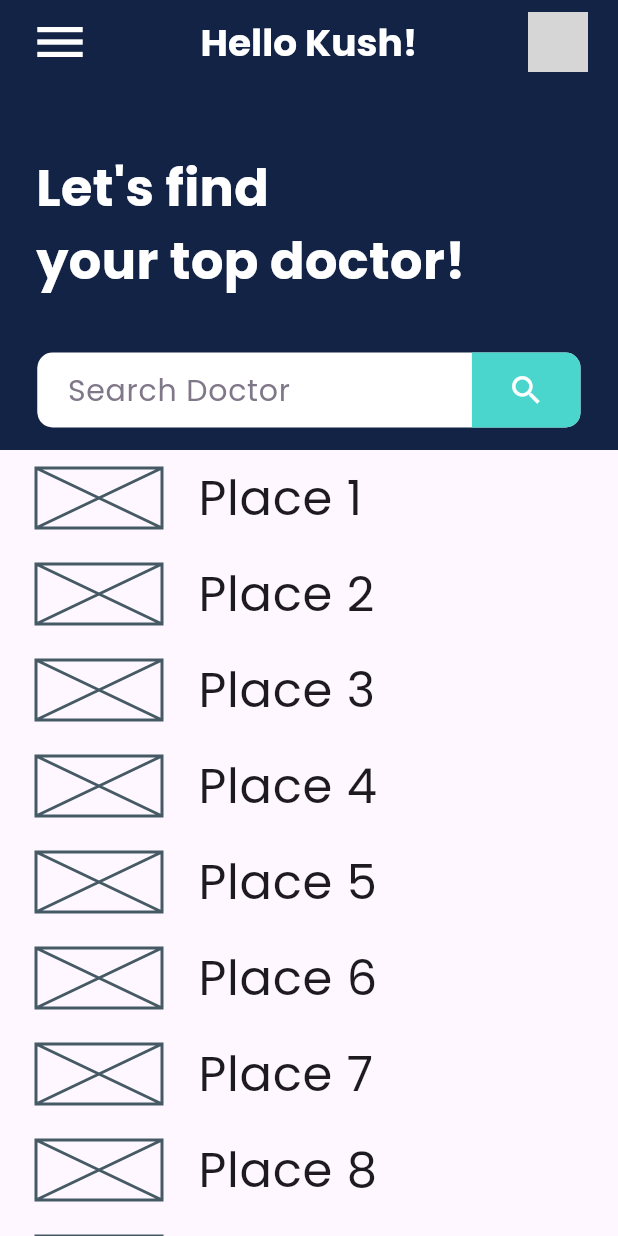
After one commit to Kushagr789/DermAid, a Flutter app: the DoctorSearch screen opened directly, on a phone screen of 412 x 824 dp. The commit adds this screen. Run offline on Flutter 3.47's test engine with Material 3 defaults, Android fonts, the phone set to English and light mode, and no system bars; our stand-ins replace google_fonts, shared_preferences, table_calendar; accounts and stored records are empty; network calls fail; grey boxes are pictures that could not be loaded.

Commit message:
Patient:Doctor Search added with Custom scrollview

```diff
--- /dev/null
+++ b/lib/Screens/DoctorSearch.dart
@@ -0,0 +1,161 @@
+import 'package:flutter/material.dart';
+
+class DoctorSearch extends StatefulWidget {
+  const DoctorSearch({super.key});
+
+  @override
+  State<DoctorSearch> createState() => _DoctorSearchState();
+}
+
+class _DoctorSearchState extends State<DoctorSearch> {
+  @override
+  Widget build(BuildContext context) {
+    return Scaffold(
+      body: CustomScrollView(
+
+        slivers: [
+          SliverAppBar(
+            leadingWidth: 80,
+            leading: IconButton(onPressed: (){},
+                icon: Icon(Icons.menu,color: Colors.white,size: 40,)
+            ),
+            centerTitle: true,
+            title: Text(
+              "Hello Kush!",
+              style: TextStyle(
+                fontSize: 25,
+                fontWeight: FontWeight.bold,
+                color: Colors.white
+              ),
+            ),
+            actions: [
+              Container(
+                margin: EdgeInsets.only(right: 20),
+                child: CircleAvatar(
+                    backgroundImage: NetworkImage('https://encrypted-tbn0.gstatic.com/images?q=tbn:ANd9GcTIapXoWZ5z2gQlp9969vhAzkddlJCjxUVvLg&usqp=CAU',)
+                ),
+              )
+            ],
+            expandedHeight: 300,
+            pinned: true,
+            backgroundColor: Color.fromRGBO(19, 35, 70, 1),
+            bottom: PreferredSize(
+              preferredSize: Size.fromHeight(60),
+              child: Container(
+                width: double.maxFinite,
+                height: 50,
+                decoration: BoxDecoration(
+                  color: Colors.white,
+                  borderRadius: BorderRadius.circular(10)
+                ),
+                margin: EdgeInsets.only(left: 25,right: 25,bottom: 15,top: 15),
+                child: Row(
+                  children: [
+                    Expanded(
+                      child: Container(
+                        decoration: BoxDecoration(
+                            color: Colors.white,
+                            borderRadius: BorderRadius.only(topLeft: Radius.circular(10),bottomLeft: Radius.circular(10))
+                        ),
+                        padding: EdgeInsets.symmetric(vertical: 0,horizontal: 20),
+
+                          child: TextField(
+                            style: TextStyle(
+                              fontSize: 20,
+                              color: Color.fromRGBO(128, 119, 137, 1)
+                            ),
+                            decoration: InputDecoration(
+
+                              hintText: "Search Doctor",
+                                border: InputBorder.none,
+
+                              hintStyle: TextStyle(
+                                color: Color.fromRGBO(128, 119, 137, 1),
+                              )
+                            ),
+
+                        ),
+                      ),
+                      flex: 8,
+                    ),
+                    Expanded(
+                      child: Container(
+                        decoration: BoxDecoration(
+                            color: Color.fromRGBO(74, 213, 205, 1),
+                            borderRadius: BorderRadius.only(topRight: Radius.circular(10),bottomRight: Radius.circular(10))
+                        ),
+                        child: Center(
+                          child: Icon(
+                            Icons.search,
+                            color: Colors.white,
+                            size: 25,
+                          ),
+                        ),
+                      ),
+                      flex: 2,
+                    )
+                  ],
+
+                ),
+              ),
+            ),
+            flexibleSpace: FlexibleSpaceBar(
+
+              background: Stack(
+                fit: StackFit.expand,
+                children: <Widget>[
+                  Container(
+                    color: Color.fromRGBO(19, 35, 70, 1),
+                  ),
+                  Align(
+                    alignment: Alignment.centerLeft,
+                    child: Container(
+
+                      padding: EdgeInsets.only(left: 24),
+                      child: Column(
+                        mainAxisAlignment: MainAxisAlignment.center,
+                        crossAxisAlignment: CrossAxisAlignment.start,
+                        children: [
+                          Text("Let's find",
+                            style: TextStyle(
+                                color: Colors.white,
+                                fontSize: 34,
+                                fontWeight: FontWeight.bold
+                            ),
+                          ),
+                          Text("your top doctor!",
+                            style: TextStyle(
+                                color: Colors.white,
+                                fontSize: 34,
+                                fontWeight: FontWeight.bold
+                            ),
+                          ),
+                        ],
+                      )
+                    ),
+                  )
+
+                ],
+              ),
+            ),
+          ),
+
+          SliverList(
+            delegate: SliverChildBuilderDelegate(
+                  (_, int index) {
+                return ListTile(
+                  leading: Container(
+                      padding: EdgeInsets.all(8),
+                      width: 100,
+                      child: Placeholder()),
+                  title: Text('Place ${index + 1}', textScaleFactor: 2),
+                );
+              },
+              childCount: 20,
+            ),
+          ),
+        ],
+      ),
+    );
+  }
+}
--- a/lib/Screens/Login.dart
+++ b/lib/Screens/Login.dart
@@ -1,3 +1,4 @@
+import 'package:derm_aid/Screens/DoctorSearch.dart';
 import 'package:derm_aid/Screens/Reminders.dart';
 import 'package:flutter/material.dart';
 
@@ -18,12 +19,23 @@ class _LogInState extends State<LogIn> {
         height: size.height,
         color: Colors.green,
         child: Center(
-          child: ElevatedButton(
-            child: Text('Reminder'),
-            onPressed: (){
-              Navigator.push(context, MaterialPageRoute(builder: (context)=>Reminders()));
-            },
-          ),
+          child: Column(
+            mainAxisAlignment: MainAxisAlignment.center,
+            children: [
+              ElevatedButton(
+                child: Text('Reminder'),
+                onPressed: (){
+                  Navigator.push(context, MaterialPageRoute(builder: (context)=>Reminders()));
+                },
+              ),
+              ElevatedButton(
+                child: Text('Doctor search'),
+                onPressed: (){
+                  Navigator.push(context, MaterialPageRoute(builder: (context)=>DoctorSearch()));
+                },
+              ),
+            ],
+          )
         )
       ),
     );
--- a/lib/main.dart
+++ b/lib/main.dart
@@ -20,6 +20,7 @@ class MyApp extends StatelessWidget {
   @override
   Widget build(BuildContext context) {
     return MaterialApp(
+      debugShowCheckedModeBanner: false,
       title: 'Flutter Demo',
       theme: ThemeData(
         textTheme: GoogleFonts.poppinsTextTheme(Theme.of(context).textTheme),
```
